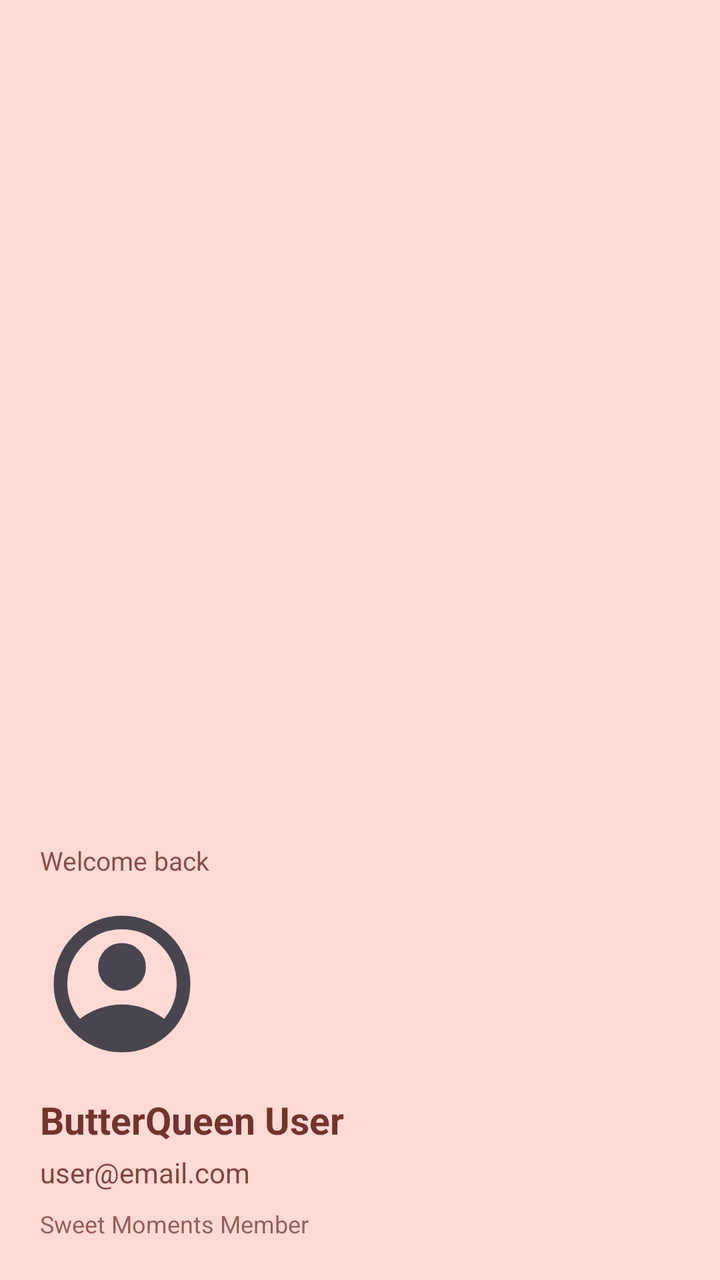
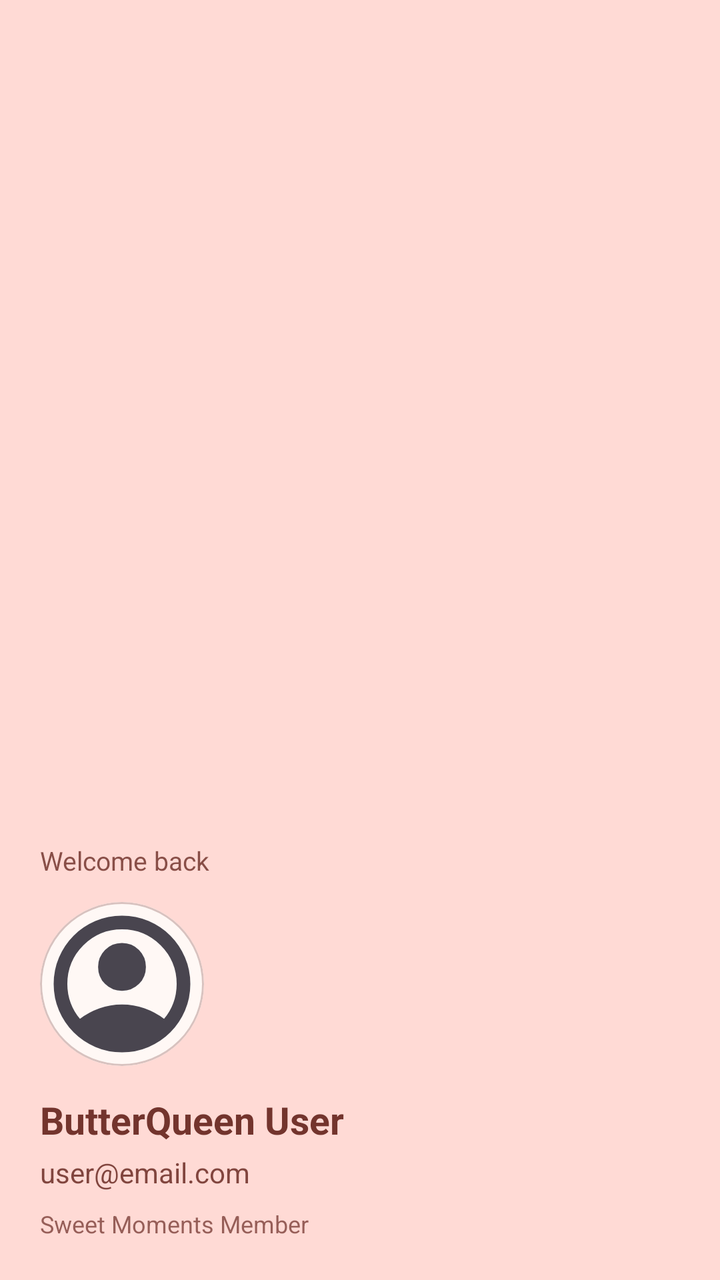

Two renders of the same Android screen: before a commit and after it. Below are the layout's source before the change and the commit's diff.
<!-- AndroidManifest.xml: application theme Theme.ButterQueen -->
<!-- res/layout/side_nav_header.xml -->
<?xml version="1.0" encoding="utf-8"?>
<LinearLayout xmlns:android="http://schemas.android.com/apk/res/android"
    android:layout_width="match_parent"
    android:layout_height="220dp"
    android:orientation="vertical"
    android:gravity="bottom"
    android:padding="20dp"
    android:background="@color/md_theme_primaryContainer">

    <TextView
        android:id="@+id/headerWelcomeText"
        android:layout_width="wrap_content"
        android:layout_height="wrap_content"
        android:text="Welcome back"
        android:textColor="@color/md_theme_onPrimaryContainer"
        android:textSize="13sp"
        android:alpha="0.85" />

    <ImageView
        android:id="@+id/headerAvatar"
        android:layout_width="82dp"
        android:layout_height="82dp"
        android:layout_marginTop="12dp"
        android:layout_marginBottom="14dp"
        android:background="@drawable/bg_nav_avatar"
        android:scaleType="centerCrop"
        android:src="@drawable/account_circle_24px"
        android:contentDescription="Profile Image" />

    <TextView
        android:id="@+id/headerName"
        android:layout_width="wrap_content"
        android:layout_height="wrap_content"
        android:text="ButterQueen User"
        android:textColor="@color/md_theme_onPrimaryContainer"
        android:textSize="19sp"
        android:textStyle="bold" />

    <TextView
        android:id="@+id/headerEmail"
        android:layout_width="match_parent"
        android:layout_height="wrap_content"
        android:layout_marginTop="4dp"
        android:ellipsize="end"
        android:maxLines="1"
        android:text="user@email.com"
        android:textColor="@color/md_theme_onPrimaryContainer"
        android:textSize="14sp"
        android:alpha="0.90" />

    <TextView
        android:id="@+id/headerMemberText"
        android:layout_width="wrap_content"
        android:layout_height="wrap_content"
        android:layout_marginTop="8dp"
        android:text="Sweet Moments Member"
        android:textColor="@color/md_theme_onPrimaryContainer"
        android:textSize="12sp"
        android:alpha="0.75" />

</LinearLayout>
<!-- resources referenced by this layout -->
<resources>
  <color name="md_theme_onPrimaryContainer">#73342D</color>
  <color name="md_theme_primaryContainer">#FFDAD5</color>
  <!-- drawable account_circle_24px (drawable) -->
  <vector xmlns:android="http://schemas.android.com/apk/res/android"
      android:width="24dp"
      android:height="24dp"
      android:viewportWidth="960"
      android:viewportHeight="960"
      android:tint="?attr/colorControlNormal">
    <path
        android:fillColor="@android:color/white"
        android:pathData="M234,684Q285,645 348,622.5Q411,600 480,600Q549,600 612,622.5Q675,645 726,684Q761,643 780.5,591Q800,539 800,480Q800,347 706.5,253.5Q613,160 480,160Q347,160 253.5,253.5Q160,347 160,480Q160,539 179.5,591Q199,643 234,684ZM380.5,479.5Q340,439 340,380Q340,321 380.5,280.5Q421,240 480,240Q539,240 579.5,280.5Q620,321 620,380Q620,439 579.5,479.5Q539,520 480,520Q421,520 380.5,479.5ZM480,880Q397,880 324,848.5Q251,817 197,763Q143,709 111.5,636Q80,563 80,480Q80,397 111.5,324Q143,251 197,197Q251,143 324,111.5Q397,80 480,80Q563,80 636,111.5Q709,143 763,197Q817,251 848.5,324Q880,397 880,480Q880,563 848.5,636Q817,709 763,763Q709,817 636,848.5Q563,880 480,880Z"/>
  </vector>
  <!-- drawable bg_nav_avatar (drawable) -->
  <?xml version="1.0" encoding="utf-8"?>
  <shape xmlns:android="http://schemas.android.com/apk/res/android"
      android:shape="oval">
      <solid android:color="@color/md_theme_secondaryContainer" />
  </shape>
  <color name="md_theme_secondaryContainer">#FFDAD5</color>
  <color name="md_theme_primary">#904A42</color>
  <color name="md_theme_onPrimary">#FFFFFF</color>
  <color name="md_theme_secondary">#775652</color>
  <color name="md_theme_onSecondary">#FFFFFF</color>
  <color name="md_theme_onSecondaryContainer">#5D3F3B</color>
  <color name="md_theme_tertiary">#835415</color>
  <color name="md_theme_onTertiary">#FFFFFF</color>
  <color name="md_theme_tertiaryContainer">#FFDDBA</color>
  <color name="md_theme_onTertiaryContainer">#673D00</color>
  <color name="md_theme_error">#BA1A1A</color>
  <color name="md_theme_onError">#FFFFFF</color>
  <color name="md_theme_errorContainer">#FFDAD6</color>
  <color name="md_theme_onErrorContainer">#93000A</color>
  <color name="md_theme_background">#FFF8F7</color>
  <color name="md_theme_onBackground">#231918</color>
  <color name="md_theme_surface">#FFF8F5</color>
  <color name="md_theme_onSurface">#221A14</color>
  <color name="md_theme_surfaceVariant">#F5DDDA</color>
  <color name="md_theme_onSurfaceVariant">#534341</color>
  <color name="md_theme_outline">#857370</color>
  <color name="md_theme_outlineVariant">#D8C2BF</color>
  <!-- unchanged entries left out for length: 1 -->
</resources>

<!-- the commit's change to res/layout/side_nav_header.xml (unified diff, before → after) -->
@@ -1,7 +1,9 @@
 <?xml version="1.0" encoding="utf-8"?>
 <LinearLayout xmlns:android="http://schemas.android.com/apk/res/android"
+    xmlns:app="http://schemas.android.com/apk/res-auto"
     android:layout_width="match_parent"
-    android:layout_height="220dp"
+    android:layout_height="wrap_content"
+    android:minHeight="230dp"
     android:orientation="vertical"
     android:gravity="bottom"
     android:padding="20dp"
@@ -16,19 +18,28 @@
         android:textSize="13sp"
         android:alpha="0.85" />
 
-    <ImageView
-        android:id="@+id/headerAvatar"
+    <com.google.android.material.card.MaterialCardView
         android:layout_width="82dp"
         android:layout_height="82dp"
         android:layout_marginTop="12dp"
         android:layout_marginBottom="14dp"
-        android:background="@drawable/bg_nav_avatar"
-        android:scaleType="centerCrop"
-        android:src="@drawable/account_circle_24px"
-        android:contentDescription="Profile Image" />
+        app:cardCornerRadius="41dp"
+        app:cardElevation="0dp"
+        app:strokeColor="@color/md_theme_outlineVariant"
+        app:strokeWidth="1dp">
+        <ImageView
+            android:id="@+id/headerAvatar"
+            android:layout_width="match_parent"
+            android:layout_height="match_parent"
+            android:scaleType="centerCrop"
+            android:contentDescription="Profile image"
+            android:src="@drawable/account_circle_24px" />
+    </com.google.android.material.card.MaterialCardView>
 
     <TextView
         android:id="@+id/headerName"
+        android:maxLines="2"
+        android:ellipsize="end"
         android:layout_width="wrap_content"
         android:layout_height="wrap_content"
         android:text="ButterQueen User"
<!-- resource entries referenced after the edit -->
@@ -13,12 +13,6 @@
         android:fillColor="@android:color/white"
         android:pathData="M234,684Q285,645 348,622.5Q411,600 480,600Q549,600 612,622.5Q675,645 726,684Q761,643 780.5,591Q800,539 800,480Q800,347 706.5,253.5Q613,160 480,160Q347,160 253.5,253.5Q160,347 160,480Q160,539 179.5,591Q199,643 234,684ZM380.5,479.5Q340,439 340,380Q340,321 380.5,280.5Q421,240 480,240Q539,240 579.5,280.5Q620,321 620,380Q620,439 579.5,479.5Q539,520 480,520Q421,520 380.5,479.5ZM480,880Q397,880 324,848.5Q251,817 197,763Q143,709 111.5,636Q80,563 80,480Q80,397 111.5,324Q143,251 197,197Q251,143 324,111.5Q397,80 480,80Q563,80 636,111.5Q709,143 763,197Q817,251 848.5,324Q880,397 880,480Q880,563 848.5,636Q817,709 763,763Q709,817 636,848.5Q563,880 480,880Z"/>
   </vector>
-  <!-- drawable bg_nav_avatar (drawable) -->
-  <?xml version="1.0" encoding="utf-8"?>
-  <shape xmlns:android="http://schemas.android.com/apk/res/android"
-      android:shape="oval">
-      <solid android:color="@color/md_theme_secondaryContainer" />
-  </shape>
   <color name="md_theme_secondaryContainer">#FFDAD5</color>
   <color name="md_theme_primary">#904A42</color>
   <color name="md_theme_onPrimary">#FFFFFF</color>
